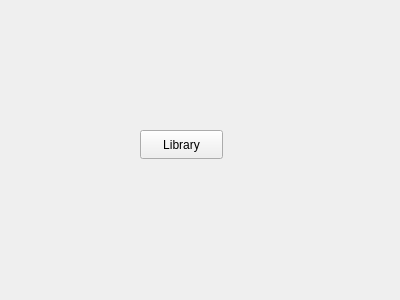
This is libraryarea.ui in NesrineGhannay/ImagEdit as Qt 5 draws it before an edit. The edited form follows.
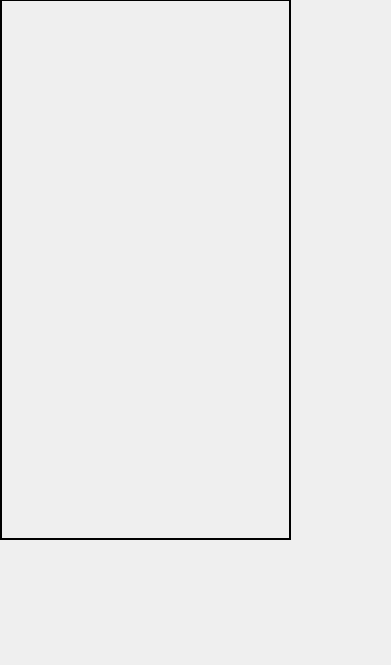
This is the edited form.

Patch:
```diff
--- a/libraryarea.ui
+++ b/libraryarea.ui
@@ -6,24 +6,34 @@
    <rect>
     <x>0</x>
     <y>0</y>
-    <width>400</width>
-    <height>300</height>
+    <width>391</width>
+    <height>665</height>
    </rect>
   </property>
   <property name="windowTitle">
    <string>Form</string>
   </property>
-  <widget class="QPushButton" name="pushButton">
+  <property name="styleSheet">
+   <string notr="true"/>
+  </property>
+  <widget class="QFrame" name="frame">
    <property name="geometry">
     <rect>
-     <x>140</x>
-     <y>130</y>
-     <width>83</width>
-     <height>29</height>
+     <x>0</x>
+     <y>-1</y>
+     <width>291</width>
+     <height>541</height>
     </rect>
    </property>
-   <property name="text">
-    <string>Library</string>
+   <property name="styleSheet">
+    <string notr="true">border: 2px solid black;
+</string>
+   </property>
+   <property name="frameShape">
+    <enum>QFrame::StyledPanel</enum>
+   </property>
+   <property name="frameShadow">
+    <enum>QFrame::Raised</enum>
    </property>
   </widget>
  </widget>
```
